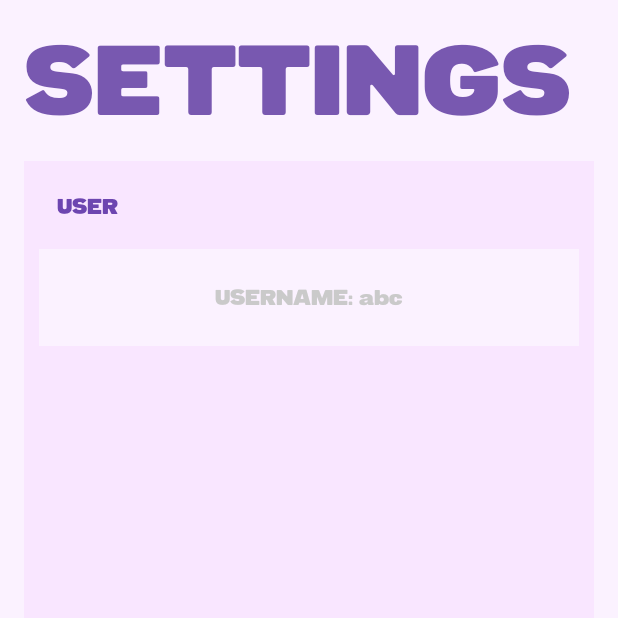
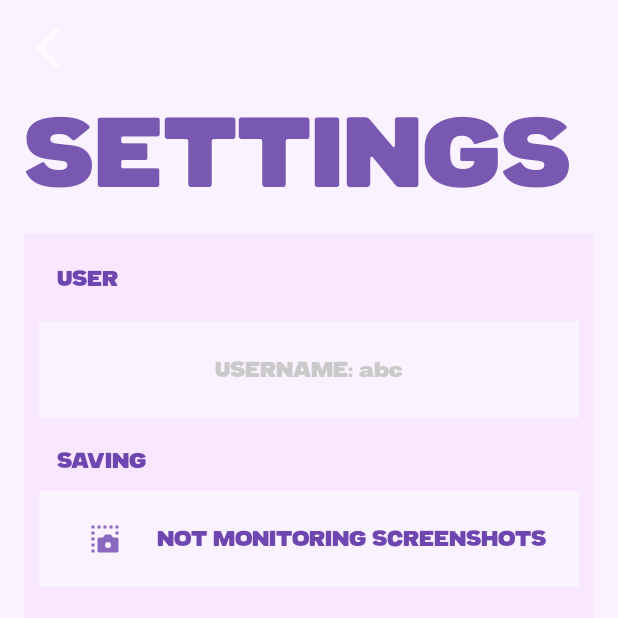
Before and after one commit to nikhilnair31/FORGOR-App, an Android app: the Main screen opened directly, with no data from a screen before it, after a tap on "SETTINGS", on a phone screen of 412 x 824 dp, the top half of it. Run offline under Robolectric (Android 15) with nearby library versions, the phone set to English and light mode, and no system bars; libraries missing offline, so code that uses them is left out: com.amazonaws; Roboto replaces fonts that are not available here.

Commit message:
Fixed moving toggle to Settings

```diff
--- a/app/src/main/java/com/sil/buildmode/Main.kt
+++ b/app/src/main/java/com/sil/buildmode/Main.kt
@@ -8,21 +8,14 @@ import android.os.Bundle
 import android.os.Handler
 import android.os.Looper
 import android.util.Log
-import android.view.HapticFeedbackConstants
 import android.widget.EditText
 import android.widget.ImageButton
-import android.widget.ToggleButton
 import androidx.appcompat.app.AppCompatActivity
 import androidx.core.widget.doAfterTextChanged
 import androidx.core.content.edit
-import androidx.core.content.pm.ShortcutInfoCompat
-import androidx.core.content.pm.ShortcutManagerCompat
-import androidx.core.graphics.drawable.IconCompat
+import com.sil.buildmode.Settings
 import com.sil.others.Helpers
 import com.sil.services.ScreenshotService
-import kotlinx.coroutines.CoroutineScope
-import kotlinx.coroutines.Dispatchers
-import kotlinx.coroutines.launch
 
 class Main : AppCompatActivity() {
     // region Vars
@@ -31,12 +24,11 @@ class Main : AppCompatActivity() {
     private val KEY_FIRST_RUN = "isFirstRun"
     private val KEY_SCREENSHOT_ENABLED = "isScreenshotMonitoringEnabled"
 
-    private lateinit var generalSharedPref: SharedPreferences
+    private lateinit var generalSharedPreferences: SharedPreferences
 
     private var searchHandler = Handler(Looper.getMainLooper())
     private var searchRunnable: Runnable? = null
 
-    private lateinit var screenshotToggleButton: ToggleButton
     private lateinit var searchEditText: EditText
     private lateinit var settingsButton: ImageButton
     // endregion
@@ -49,47 +41,22 @@ class Main : AppCompatActivity() {
         initSharedPreferences()
         initViews()
         setupListeners()
-        updateToggleStates()
-
-        if (ShortcutManagerCompat.isRequestPinShortcutSupported(this)) {
-            val shortcut = ShortcutInfoCompat.Builder(this, "share_image")
-                .setShortLabel("Save to BUILDMODE")
-                .setLongLabel("Save to BUILDMODE")
-                .setIcon(IconCompat.createWithResource(this, R.drawable.mia_stat_name))
-                .setIntent(
-                    Intent(Intent.ACTION_SEND)
-                        .setClass(this, Share::class.java)
-                        .setType("image/*")
-                )
-                .build()
-
-            ShortcutManagerCompat.pushDynamicShortcut(this, shortcut)
-        }
+        checkServiceStatus()
     }
 
     private fun initSharedPreferences() {
-        generalSharedPref = getSharedPreferences(PREFS_GENERAL, MODE_PRIVATE)
-        if (generalSharedPref.getBoolean(KEY_FIRST_RUN, true)) {
-            generalSharedPref.edit { putBoolean(KEY_FIRST_RUN, false) }
+        generalSharedPreferences = getSharedPreferences(PREFS_GENERAL, MODE_PRIVATE)
+        if (generalSharedPreferences.getBoolean(KEY_FIRST_RUN, true)) {
+            generalSharedPreferences.edit { putBoolean(KEY_FIRST_RUN, false) }
         }
     }
     private fun initViews() {
         settingsButton = findViewById(R.id.settingsButton)
-        screenshotToggleButton = findViewById(R.id.screenshotToggleButton)
         searchEditText = findViewById(R.id.searchEditText)
     }
     private fun setupListeners() {
         settingsButton.setOnClickListener {
             startActivity(Intent(this, Settings::class.java))
-        }
-        screenshotToggleButton.setOnCheckedChangeListener { _, isChecked ->
-            Log.i(TAG, "Screenshot toggle changed: isChecked=$isChecked")
-            screenshotToggleButton.performHapticFeedback(HapticFeedbackConstants.VIRTUAL_KEY)
-            updateServiceState(
-                ScreenshotService::class.java,
-                isChecked,
-                KEY_SCREENSHOT_ENABLED
-            )
         }
         searchEditText.doAfterTextChanged { text ->
             searchRunnable?.let { searchHandler.removeCallbacks(it) }
@@ -105,37 +72,24 @@ class Main : AppCompatActivity() {
             searchHandler.postDelayed(searchRunnable!!, 500) // 1000 ms = 1 second
         }
     }
-    private fun updateToggleStates() {
-        val isScreenshotRunning = isServiceRunning(this, ScreenshotService::class.java)
-        screenshotToggleButton.isChecked = isScreenshotRunning
-        screenshotToggleButton.text = getString(R.string.screenshotToggleOnText)
-    }
     // endregion
 
-    // region State Related
-    private fun isServiceRunning(context: Context, serviceClass: Class<*>): Boolean {
-        Log.i(TAG, "isServiceRunning | Checking if ${serviceClass.simpleName} is running...")
-
-        val manager = context.getSystemService(Context.ACTIVITY_SERVICE) as ActivityManager
-        for (service in manager.getRunningServices(Integer.MAX_VALUE)) {
-            if (serviceClass.name == service.service.className) {
-                return true
-            }
+    // region Service Related
+    private fun checkServiceStatus() {
+        val wasScreenshotServiceRunning = generalSharedPreferences.getBoolean(KEY_SCREENSHOT_ENABLED, false)
+        val isScreenshotServiceRunning = Helpers.isServiceRunning(this, ScreenshotService::class.java)
+        if (wasScreenshotServiceRunning && !isScreenshotServiceRunning) {
+            Log.i(TAG, "ScreenshotService was running but is not running anymore. Starting it again.")
+            val serviceIntent = Intent(this@Main, ScreenshotService::class.java)
+            startForegroundService(serviceIntent)
         }
-        return false
-    }
-
-    private fun updateServiceState(serviceClass: Class<*>, isEnabled: Boolean, preferenceKey: String) {
-        val serviceIntent = Intent(this@Main, serviceClass)
-        if (isEnabled) {
-            Log.i(TAG, "${serviceClass.simpleName} created")
-            startForegroundService(serviceIntent)
-        } else {
-            Log.i(TAG, "${serviceClass.simpleName} stopped")
+        else if (!wasScreenshotServiceRunning && isScreenshotServiceRunning) {
+            Log.i(TAG, "ScreenshotService was not running but is running now. Stopping it.")
+            val serviceIntent = Intent(this@Main, ScreenshotService::class.java)
             stopService(serviceIntent)
         }
-        CoroutineScope(Dispatchers.IO).launch {
-            generalSharedPref.edit { putBoolean(preferenceKey, isEnabled) }
+        else {
+            Log.i(TAG, "ScreenshotService status is as expected.")
         }
     }
     // endregion
--- a/app/src/main/java/com/sil/buildmode/Settings.kt
+++ b/app/src/main/java/com/sil/buildmode/Settings.kt
@@ -1,17 +1,35 @@
 package com.sil.buildmode
 
+import android.app.ActivityManager
+import android.content.Context
+import android.content.Intent
 import android.content.SharedPreferences
 import android.os.Bundle
+import android.util.Log
+import android.view.HapticFeedbackConstants
 import android.widget.TextView
+import android.widget.ToggleButton
 import androidx.appcompat.app.AppCompatActivity
+import androidx.core.content.ContextCompat
+import androidx.core.content.edit
+import com.sil.buildmode.Main
+import com.sil.others.Helpers
+import com.sil.services.ScreenshotService
+import kotlinx.coroutines.CoroutineScope
+import kotlinx.coroutines.Dispatchers
+import kotlinx.coroutines.launch
 
 class Settings : AppCompatActivity() {
     // region Vars
+    private val TAG = "Settings"
     private val PREFS_GENERAL = "com.sil.buildmode.generalSharedPrefs"
+    private val KEY_SCREENSHOT_ENABLED = "isScreenshotMonitoringEnabled"
 
     private lateinit var generalSharedPreferences: SharedPreferences
 
     private lateinit var usernameText: TextView
+
+    private lateinit var screenshotToggleButton: ToggleButton
     // endregion
 
     // region Common
@@ -22,14 +40,39 @@ class Settings : AppCompatActivity() {
         generalSharedPreferences = getSharedPreferences(PREFS_GENERAL, MODE_PRIVATE)
 
         usernameText = findViewById(R.id.usernameText)
+        screenshotToggleButton = findViewById(R.id.screenshotToggleButton)
 
-        textSetup()
+        // Check if the service is running and update the toggle button accordingly
+        val isScreenshotServiceRunning = Helpers.isServiceRunning(this, ScreenshotService::class.java)
+        updateToggle(screenshotToggleButton, isScreenshotServiceRunning)
+
+        screenshotToggleButton.setOnCheckedChangeListener { _, isChecked ->
+            Log.i(TAG, "Screenshot toggle changed: isChecked=$isChecked")
+
+            val serviceIntent = Intent(this@Settings, ScreenshotService::class.java)
+            if (isChecked) {
+                Log.i(TAG, "ScreenshotService created")
+                startForegroundService(serviceIntent)
+            } else {
+                Log.i(TAG, "ScreenshotService stopped")
+                stopService(serviceIntent)
+            }
+
+            generalSharedPreferences.edit { putBoolean(KEY_SCREENSHOT_ENABLED, isChecked) }
+
+            updateToggle(screenshotToggleButton, isChecked)
+            screenshotToggleButton.performHapticFeedback(HapticFeedbackConstants.VIRTUAL_KEY)
+        }
+
+        usernameText.text = generalSharedPreferences.getString("userName", "")
     }
     // endregion
 
     // region UI Related
-    private fun textSetup() {
-        usernameText.text = generalSharedPreferences.getString("userName", "")
+    private fun updateToggle(toggle: ToggleButton, isChecked: Boolean) {
+        toggle.isChecked = isChecked
+        toggle.background = ContextCompat.getDrawable(this, if (isChecked) R.color.accent_0 else R.color.base_0)
+        toggle.text = getString(if (isChecked) R.string.screenshotToggleOnText else R.string.screenshotToggleOffText)
     }
     // endregion
 }
--- a/app/src/main/java/com/sil/others/Helpers.kt
+++ b/app/src/main/java/com/sil/others/Helpers.kt
@@ -1,6 +1,7 @@
 package com.sil.others
 
 import android.app.Activity
+import android.app.ActivityManager
 import android.content.Context
 import android.content.Context.MODE_PRIVATE
 import android.content.SharedPreferences
@@ -483,6 +484,20 @@ class Helpers {
         }
         // endregion
 
+        // region Service Related
+        fun isServiceRunning(context: Context, serviceClass: Class<*>): Boolean {
+            Log.i(TAG, "isServiceRunning | Checking if ${serviceClass.simpleName} is running...")
+
+            val manager = context.getSystemService(Context.ACTIVITY_SERVICE) as ActivityManager
+            for (service in manager.getRunningServices(Integer.MAX_VALUE)) {
+                if (serviceClass.name == service.service.className) {
+                    return true
+                }
+            }
+            return false
+        }
+        // endregion
+
         // region UI Related
         fun showToast(context: Context, message: String) {
             val mainHandler = android.os.Handler(android.os.Looper.getMainLooper())
--- a/app/src/main/res/layout/activity_settings.xml
+++ b/app/src/main/res/layout/activity_settings.xml
@@ -6,13 +6,29 @@
     android:layout_height="match_parent"
     tools:context=".Settings">
 
+    <ImageButton
+        android:id="@+id/buttonBack"
+
+        android:layout_width="32dp"
+        android:layout_height="32dp"
+
+        android:layout_marginStart="16dp"
+        android:layout_marginTop="16dp"
+        android:background="@drawable/baseline_arrow_back_ios_new_24"
+
+        android:contentDescription="@string/nextButton"
+        app:iconSize="32dp"
+        app:iconTint="@color/accent_0"
+        app:layout_constraintStart_toStartOf="parent"
+        app:layout_constraintTop_toTopOf="parent" />
+
     <TextView
         android:id="@+id/textView"
         android:layout_width="0dp"
         android:layout_height="wrap_content"
 
         android:layout_marginStart="16dp"
-        android:layout_marginTop="16dp"
+        android:layout_marginTop="64dp"
         android:layout_marginEnd="16dp"
         android:fontFamily="@font/venus_cormier"
         android:gravity="start|center_vertical"
@@ -54,30 +70,30 @@
             android:text="@string/setupUsernameText"
             android:textColor="@color/accent_1"
             android:textSize="14sp"
+
             app:layout_constraintEnd_toEndOf="parent"
             app:layout_constraintStart_toStartOf="parent"
             app:layout_constraintTop_toTopOf="parent" />
 
-        <TextView
+        <EditText
             android:id="@+id/usernameText"
             android:layout_width="match_parent"
             android:layout_height="wrap_content"
+            android:layout_marginTop="8dp"
+            android:padding="24dp"
 
-            android:layout_marginTop="8dp"
-
-            android:background="@drawable/message_background"
             android:editable="false"
-
-            android:fontFamily="@font/venus_cormier"
+            android:inputType="text"
+            android:autofillHints="username"
+            android:hint="@string/settingsUsernameText"
+            android:background="@color/base_0"
 
             android:gravity="center"
-            android:hint="@string/settingsUsernameText"
-            android:padding="24dp"
+            android:textSize="14sp"
+            android:fontFamily="@font/venus_cormier"
             android:textAllCaps="false"
             android:textColor="#CACACA"
             android:textColorHint="#CACACA"
-
-            android:textSize="14sp"
 
             app:layout_constraintEnd_toEndOf="parent"
             app:layout_constraintStart_toStartOf="parent"
@@ -85,6 +101,60 @@
 
         <!-- Saving Related -->
 
+        <androidx.constraintlayout.widget.ConstraintLayout
+            android:id="@+id/audioSaveLayout"
+            android:layout_width="match_parent"
+            android:layout_height="wrap_content"
+
+            android:layout_marginTop="8dp"
+
+            android:background="@color/base_1"
+
+            app:layout_constraintEnd_toEndOf="parent"
+            app:layout_constraintStart_toStartOf="parent"
+            app:layout_constraintTop_toBottomOf="@+id/audioSavingTextView">
+
+            <TextView
+                android:id="@+id/audioSavingTextView"
+                android:layout_width="0dp"
+                android:layout_height="wrap_content"
+
+                android:fontFamily="@font/venus_cormier"
+
+                android:gravity="start"
+                android:padding="12dp"
+                android:text="@string/setupSavingText"
+                android:textColor="@color/accent_1"
+                android:textSize="14sp"
+
+                app:layout_constraintEnd_toEndOf="parent"
+                app:layout_constraintStart_toStartOf="parent"
+                app:layout_constraintTop_toTopOf="parent" />
+
+            <ToggleButton
+                android:id="@+id/screenshotToggleButton"
+
+                android:layout_width="0dp"
+                android:layout_height="64dp"
+                android:paddingStart="32dp"
+
+                app:elevation="0dp"
+                android:checked="false"
+                android:background="@color/base_0"
+                android:drawableStart="@drawable/toggle_button_icon"
+                android:stateListAnimator="@null"
+
+                android:fontFamily="@font/venus_cormier"
+                android:textColor="@color/accent_1"
+                android:textOff="@string/screenshotToggleOnText"
+                android:textOn="@string/screenshotToggleOnText"
+
+                app:layout_constraintEnd_toEndOf="parent"
+                app:layout_constraintStart_toStartOf="parent"
+                app:layout_constraintTop_toBottomOf="@+id/audioSavingTextView" />
+
+        </androidx.constraintlayout.widget.ConstraintLayout>
+
     </LinearLayout>
 
 </androidx.constraintlayout.widget.ConstraintLayout>
```
Also changed, not shown: app/src/main/res/layout/activity_main.xml (+7 -43 lines).
